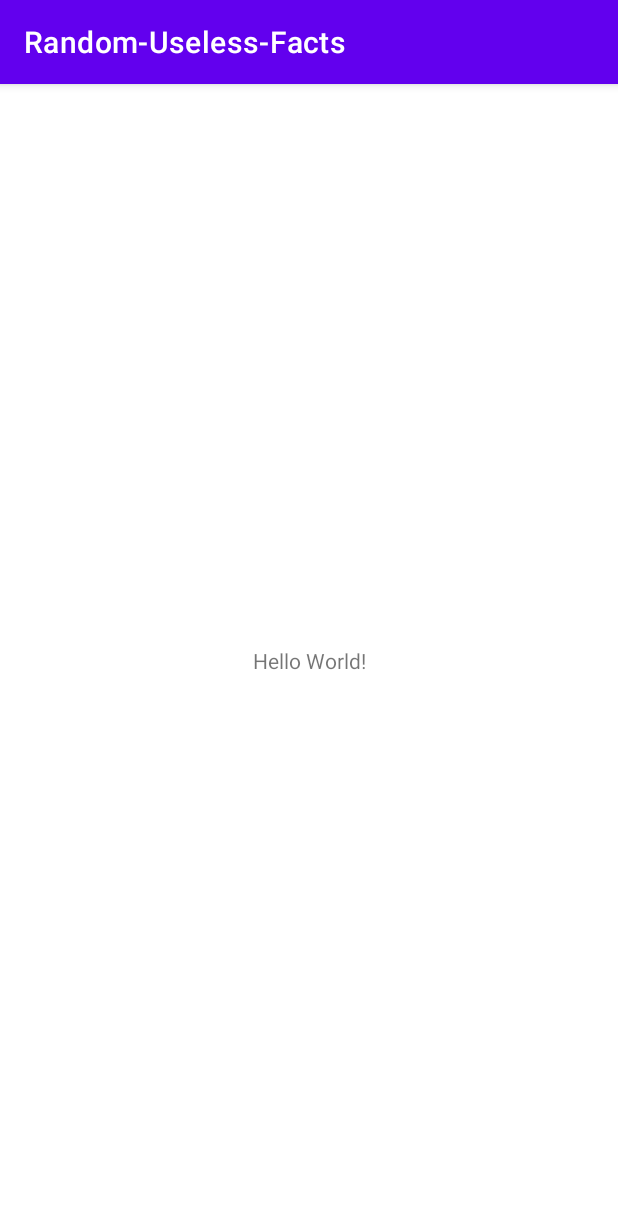
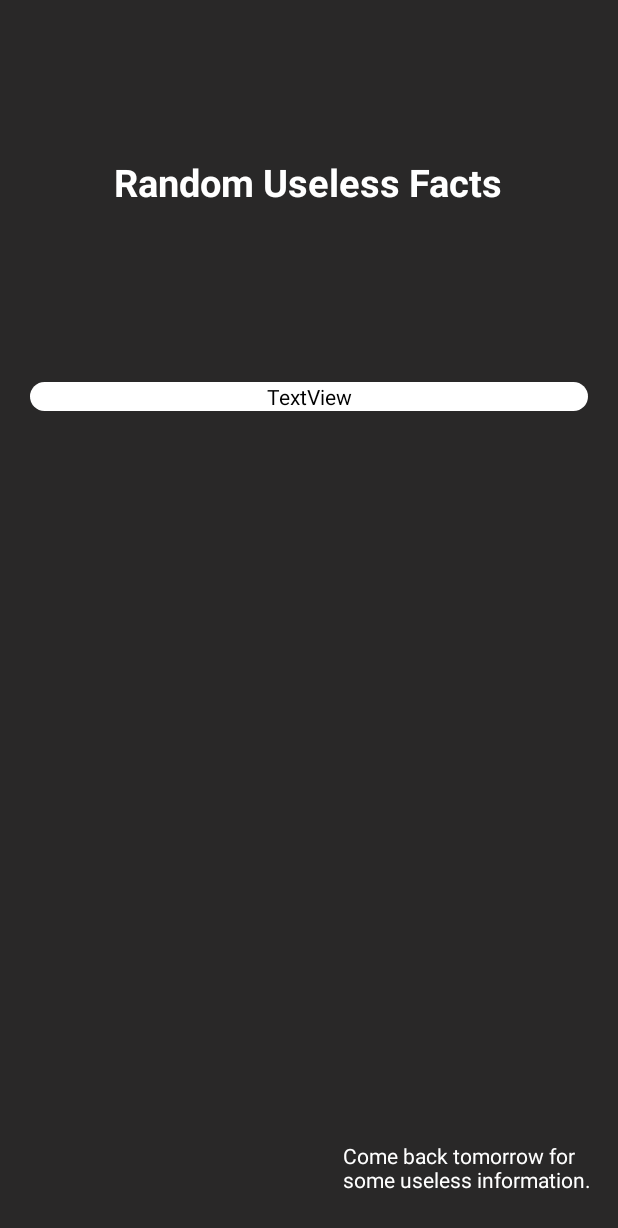
Before and after one commit to nisaefendioglu/Knowledge-Repository, an Android app: the screen it shows after launch (MainActivity), on a phone screen of 412 x 824 dp. Shown: the top 1228 px of the screen. Run offline under Robolectric (Android 15) with nearby library versions, the light colour scheme and no system bars.

Commit message:
add design

```diff
--- /dev/null
+++ b/app/src/main/res/drawable/shape.xml
@@ -0,0 +1,12 @@
+<?xml version="1.0" encoding="utf-8"?>
+<shape xmlns:android="http://schemas.android.com/apk/res/android"
+    android:shape="rectangle"
+    android:padding="10dp">
+
+    <solid android:color="#FFFFFF" />
+    <corners
+        android:bottomRightRadius="15dp"
+        android:bottomLeftRadius="15dp"
+        android:topLeftRadius="15dp"
+        android:topRightRadius="15dp" />
+</shape>
--- a/app/src/main/res/layout/activity_main.xml
+++ b/app/src/main/res/layout/activity_main.xml
@@ -4,15 +4,52 @@
     xmlns:tools="http://schemas.android.com/tools"
     android:layout_width="match_parent"
     android:layout_height="match_parent"
+    android:background="#292828"
     tools:context=".MainActivity">
 
     <TextView
+        android:id="@+id/textView2"
         android:layout_width="wrap_content"
         android:layout_height="wrap_content"
-        android:text="Hello World!"
+        android:layout_marginTop="104dp"
+        android:text="Random Useless Facts"
+        android:textColor="@color/white"
+        android:textSize="25dp"
+        android:textStyle="bold"
+        app:layout_constraintEnd_toEndOf="parent"
+        app:layout_constraintHorizontal_bias="0.496"
+        app:layout_constraintStart_toStartOf="parent"
+        app:layout_constraintTop_toTopOf="parent"
+        tools:ignore="MissingConstraints" />
+
+    <TextView
+        android:id="@+id/info"
+        android:layout_width="match_parent"
+        android:layout_height="wrap_content"
+        android:layout_marginTop="116dp"
+        android:background="@drawable/shape"
+        android:text="TextView"
+        android:gravity="center"
+        android:textColor="@color/black"
+        android:layout_marginLeft="20dp"
+        android:layout_marginRight="20dp"
+        app:layout_constraintEnd_toEndOf="parent"
+        app:layout_constraintHorizontal_bias="0.498"
+        app:layout_constraintStart_toStartOf="parent"
+        app:layout_constraintTop_toBottomOf="@+id/textView2"
+        tools:ignore="MissingConstraints" />
+
+    <TextView
+        android:id="@+id/textView3"
+        android:layout_width="167dp"
+        android:layout_height="58dp"
+        android:text="Come back tomorrow for some useless information."
+        android:textColor="@color/white"
         app:layout_constraintBottom_toBottomOf="parent"
-        app:layout_constraintLeft_toLeftOf="parent"
-        app:layout_constraintRight_toRightOf="parent"
-        app:layout_constraintTop_toTopOf="parent" />
+        app:layout_constraintEnd_toEndOf="parent"
+        app:layout_constraintHorizontal_bias="0.934"
+        app:layout_constraintStart_toStartOf="parent"
+        app:layout_constraintTop_toBottomOf="@+id/info"
+        app:layout_constraintVertical_bias="0.989" />
 
 </androidx.constraintlayout.widget.ConstraintLayout>
--- a/app/src/main/res/values-night/themes.xml
+++ b/app/src/main/res/values-night/themes.xml
@@ -1,16 +1,16 @@
 <resources xmlns:tools="http://schemas.android.com/tools">
     <!-- Base application theme. -->
-    <style name="Theme.RandomUselessFacts" parent="Theme.MaterialComponents.DayNight.DarkActionBar">
+    <style name="Theme.RandomUselessFacts" parent="Theme.MaterialComponents.DayNight.NoActionBar">
         <!-- Primary brand color. -->
-        <item name="colorPrimary">@color/purple_200</item>
-        <item name="colorPrimaryVariant">@color/purple_700</item>
+        <item name="colorPrimary">#292828</item>
+        <item name="colorPrimaryVariant">#292828</item>
         <item name="colorOnPrimary">@color/black</item>
         <!-- Secondary brand color. -->
         <item name="colorSecondary">@color/teal_200</item>
         <item name="colorSecondaryVariant">@color/teal_200</item>
         <item name="colorOnSecondary">@color/black</item>
         <!-- Status bar color. -->
-        <item name="android:statusBarColor" tools:targetApi="l">?attr/colorPrimaryVariant</item>
+        <item name="android:statusBarColor" tools:targetApi="l">#292828</item>
         <!-- Customize your theme here. -->
     </style>
 </resources>
--- a/app/src/main/res/values/colors.xml
+++ b/app/src/main/res/values/colors.xml
@@ -1,8 +1,8 @@
 <?xml version="1.0" encoding="utf-8"?>
 <resources>
-    <color name="purple_200">#FFBB86FC</color>
-    <color name="purple_500">#FF6200EE</color>
-    <color name="purple_700">#FF3700B3</color>
+    <color name="purple_200">#292828</color>
+    <color name="purple_500">#292828</color>
+    <color name="purple_700">#292828</color>
     <color name="teal_200">#FF03DAC5</color>
     <color name="teal_700">#FF018786</color>
     <color name="black">#FF000000</color>
--- a/app/src/main/res/values/strings.xml
+++ b/app/src/main/res/values/strings.xml
@@ -1,3 +1,3 @@
 <resources>
-    <string name="app_name">Random-Useless-Facts</string>
+    <string name="app_name">Random Useless Facts</string>
 </resources>
--- a/app/src/main/res/values/themes.xml
+++ b/app/src/main/res/values/themes.xml
@@ -1,16 +1,15 @@
 <resources xmlns:tools="http://schemas.android.com/tools">
     <!-- Base application theme. -->
-    <style name="Theme.RandomUselessFacts" parent="Theme.MaterialComponents.DayNight.DarkActionBar">
+    <style name="Theme.RandomUselessFacts" parent="Theme.MaterialComponents.DayNight.NoActionBar">
         <!-- Primary brand color. -->
-        <item name="colorPrimary">@color/purple_500</item>
-        <item name="colorPrimaryVariant">@color/purple_700</item>
-        <item name="colorOnPrimary">@color/white</item>
+        <item name="colorPrimary">#292828</item>
+        <item name="colorOnPrimary">#292828</item>
         <!-- Secondary brand color. -->
         <item name="colorSecondary">@color/teal_200</item>
         <item name="colorSecondaryVariant">@color/teal_700</item>
         <item name="colorOnSecondary">@color/black</item>
         <!-- Status bar color. -->
-        <item name="android:statusBarColor" tools:targetApi="l">?attr/colorPrimaryVariant</item>
+        <item name="android:statusBarColor" tools:targetApi="l">#292828</item>
         <!-- Customize your theme here. -->
     </style>
 </resources>
```
